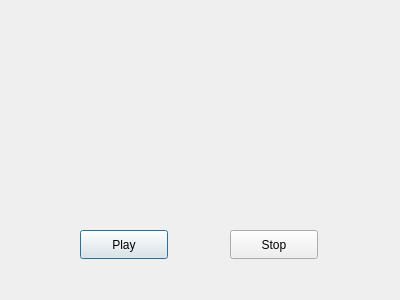
Before: the Qt Designer form frontend.ui in sticken88/music-player, drawn with Qt 5.
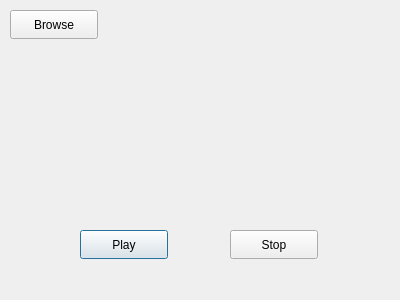
After: the same form once the commit is applied.

Commit message: Updated with new 'BrowseButton'

What changed in the file:
```diff
--- a/frontend.ui
+++ b/frontend.ui
@@ -39,6 +39,19 @@
     <string>Stop</string>
    </property>
   </widget>
+  <widget class="QPushButton" name="browseButton">
+   <property name="geometry">
+    <rect>
+     <x>10</x>
+     <y>10</y>
+     <width>88</width>
+     <height>29</height>
+    </rect>
+   </property>
+   <property name="text">
+    <string>Browse</string>
+   </property>
+  </widget>
  </widget>
  <resources/>
  <connections/>
```
